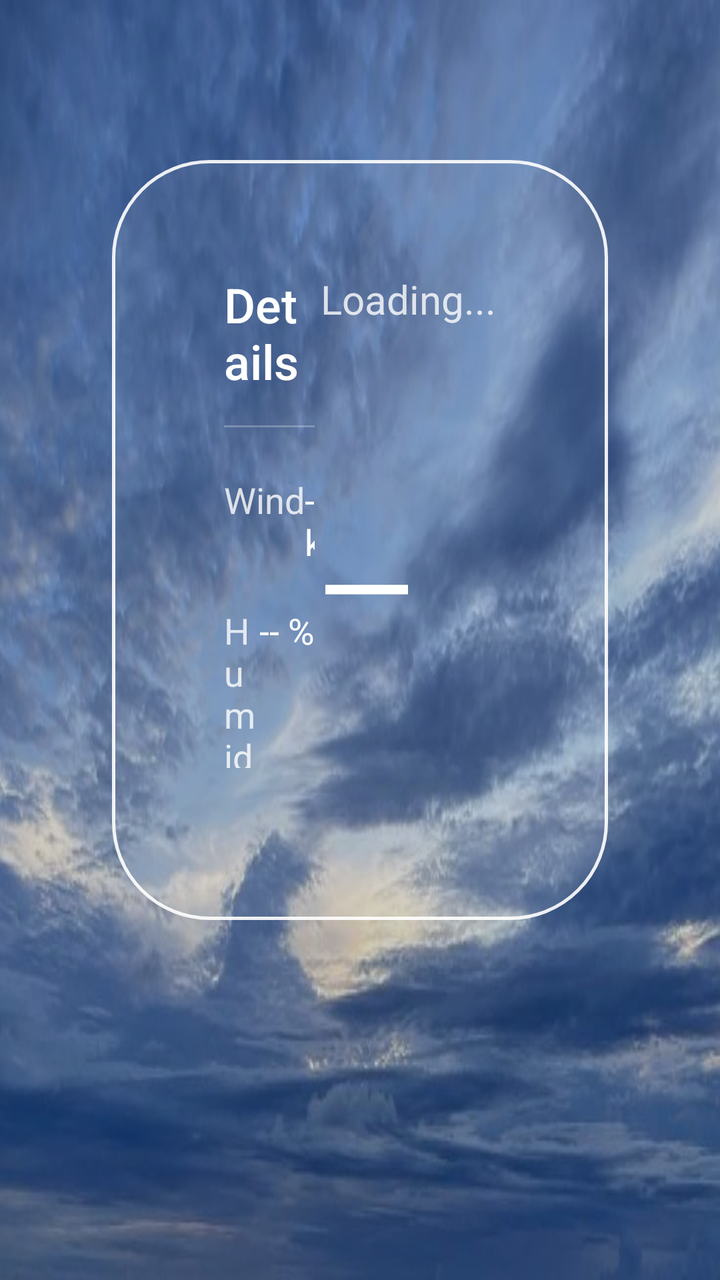
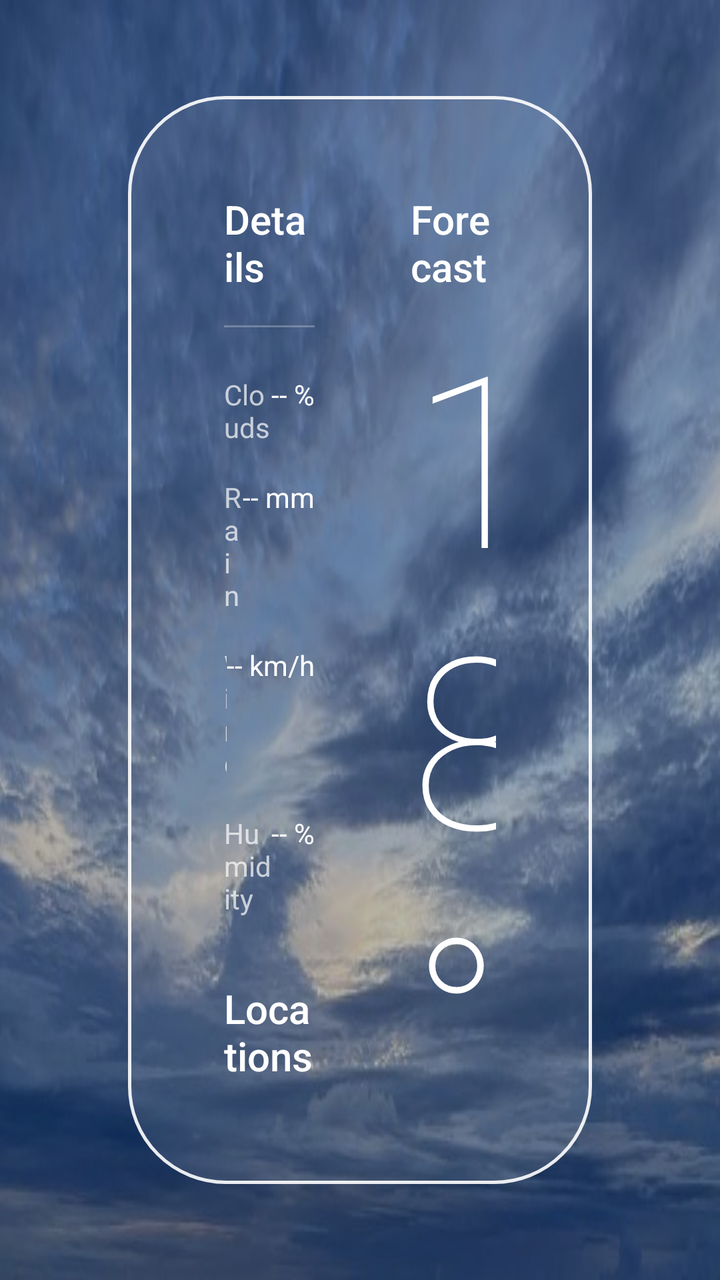

The first picture is an Android layout as it rendered before a commit; the second is the same layout after the commit. The layout source and the unified diff follow.
<!-- AndroidManifest.xml: application theme android:Theme.Material.NoActionBar -->
<!-- res/layout/activity_main.xml -->
<?xml version="1.0" encoding="utf-8"?>
<FrameLayout xmlns:android="http://schemas.android.com/apk/res/android"
    android:layout_width="match_parent" android:layout_height="match_parent" android:background="@drawable/bg_sky">
    <View android:layout_width="match_parent" android:layout_height="match_parent" android:background="#33000000" />
    <LinearLayout android:layout_width="match_parent" android:layout_height="match_parent"
        android:layout_marginStart="56dp" android:layout_marginEnd="56dp" android:layout_marginTop="80dp"
        android:layout_marginBottom="180dp" android:background="@drawable/glass_main_panel"
        android:orientation="horizontal" android:padding="56dp">
        <LinearLayout android:layout_width="0dp" android:layout_height="match_parent" android:layout_weight="1" android:orientation="vertical">
            <TextView android:layout_width="wrap_content" android:layout_height="wrap_content" android:text="Details" android:textColor="#FFFFFF" android:textSize="24sp" android:fontFamily="sans-serif-medium"/>
            <View android:layout_width="match_parent" android:layout_height="1dp" android:layout_marginTop="16dp" android:layout_marginBottom="24dp" android:background="#40FFFFFF"/>
            <LinearLayout android:layout_width="match_parent" android:layout_height="wrap_content" android:orientation="horizontal" android:layout_marginBottom="20dp">
                <TextView android:layout_width="0dp" android:layout_height="wrap_content" android:layout_weight="1" android:text="Wind" android:textColor="#CCFFFFFF" android:textSize="18sp"/>
                <TextView android:id="@+id/detail_wind" android:layout_width="wrap_content" android:layout_height="wrap_content" android:text="-- km/h" android:textColor="#FFFFFF" android:textSize="18sp"/>
            </LinearLayout>
            <LinearLayout android:layout_width="match_parent" android:layout_height="wrap_content" android:orientation="horizontal" android:layout_marginBottom="20dp">
                <TextView android:layout_width="0dp" android:layout_height="wrap_content" android:layout_weight="1" android:text="Humidity" android:textColor="#CCFFFFFF" android:textSize="18sp"/>
                <TextView android:id="@+id/detail_humidity" android:layout_width="wrap_content" android:layout_height="wrap_content" android:text="-- %" android:textColor="#FFFFFF" android:textSize="18sp"/>
            </LinearLayout>
        </LinearLayout>
        <LinearLayout android:layout_width="0dp" android:layout_height="match_parent" android:layout_weight="2" android:gravity="center_vertical|end" android:orientation="vertical">
            <TextView android:id="@+id/hero_condition" android:layout_width="wrap_content" android:layout_height="wrap_content" android:text="Loading..." android:textColor="#CCFFFFFF" android:textSize="20sp"/>
            <TextView android:id="@+id/hero_temp" android:layout_width="wrap_content" android:layout_height="wrap_content" android:text="--°" android:textColor="#FFFFFF" android:textSize="180sp" android:fontFamily="sans-serif-thin"/>
            <TextView android:id="@+id/hero_city" android:layout_width="wrap_content" android:layout_height="wrap_content" android:text="City" android:textColor="#FFFFFF" android:textSize="48sp" android:fontFamily="sans-serif-medium"/>
            <TextView android:id="@+id/hero_time" android:layout_width="wrap_content" android:layout_height="wrap_content" android:text="Monday 18:30" android:textColor="#B3FFFFFF" android:textSize="18sp"/>
        </LinearLayout>
    </LinearLayout>
    <HorizontalScrollView android:layout_width="match_parent" android:layout_height="wrap_content"
        android:layout_gravity="bottom" android:layout_marginBottom="48dp" android:paddingStart="56dp" android:paddingEnd="56dp" android:scrollbars="none" android:focusable="false">
        <LinearLayout android:id="@+id/daily_container" android:layout_width="wrap_content" android:layout_height="wrap_content" android:orientation="horizontal" />
    </HorizontalScrollView>
</FrameLayout>
<!-- resources referenced by this layout -->
<resources>
  <!-- drawable bg_sky: jpg bitmap (drawable, 35915 bytes) -->
  <!-- drawable glass_main_panel (drawable) -->
  <?xml version="1.0" encoding="utf-8"?>
  <shape xmlns:android="http://schemas.android.com/apk/res/android" android:shape="rectangle">
      <corners android:radius="48dp"/>
      <gradient android:angle="135" android:startColor="#20FFFFFF" android:centerColor="#08FFFFFF" android:endColor="#15FFFFFF"/>
      <stroke android:width="1.5dp" android:color="#E6FFFFFF"/>
  </shape>
</resources>

<!-- the commit's change to res/layout/activity_main.xml (unified diff, before → after) -->
@@ -1,32 +1,127 @@
 <?xml version="1.0" encoding="utf-8"?>
 <FrameLayout xmlns:android="http://schemas.android.com/apk/res/android"
-    android:layout_width="match_parent" android:layout_height="match_parent" android:background="@drawable/bg_sky">
-    <View android:layout_width="match_parent" android:layout_height="match_parent" android:background="#33000000" />
-    <LinearLayout android:layout_width="match_parent" android:layout_height="match_parent"
-        android:layout_marginStart="56dp" android:layout_marginEnd="56dp" android:layout_marginTop="80dp"
-        android:layout_marginBottom="180dp" android:background="@drawable/glass_main_panel"
-        android:orientation="horizontal" android:padding="56dp">
-        <LinearLayout android:layout_width="0dp" android:layout_height="match_parent" android:layout_weight="1" android:orientation="vertical">
-            <TextView android:layout_width="wrap_content" android:layout_height="wrap_content" android:text="Details" android:textColor="#FFFFFF" android:textSize="24sp" android:fontFamily="sans-serif-medium"/>
-            <View android:layout_width="match_parent" android:layout_height="1dp" android:layout_marginTop="16dp" android:layout_marginBottom="24dp" android:background="#40FFFFFF"/>
-            <LinearLayout android:layout_width="match_parent" android:layout_height="wrap_content" android:orientation="horizontal" android:layout_marginBottom="20dp">
-                <TextView android:layout_width="0dp" android:layout_height="wrap_content" android:layout_weight="1" android:text="Wind" android:textColor="#CCFFFFFF" android:textSize="18sp"/>
-                <TextView android:id="@+id/detail_wind" android:layout_width="wrap_content" android:layout_height="wrap_content" android:text="-- km/h" android:textColor="#FFFFFF" android:textSize="18sp"/>
+    android:layout_width="match_parent"
+    android:layout_height="match_parent"
+    android:background="@drawable/bg_sky">
+
+    <View
+        android:layout_width="match_parent"
+        android:layout_height="match_parent"
+        android:background="#50000000" />
+
+    <LinearLayout
+        android:layout_width="match_parent"
+        android:layout_height="match_parent"
+        android:layout_marginStart="64dp"
+        android:layout_marginEnd="64dp"
+        android:layout_marginTop="48dp"
+        android:layout_marginBottom="48dp"
+        android:background="@drawable/glass_main_panel"
+        android:orientation="horizontal"
+        android:padding="48dp">
+
+        
+        <LinearLayout
+            android:layout_width="0dp"
+            android:layout_height="match_parent"
+            android:layout_weight="1"
+            android:orientation="vertical">
+
+            <TextView android:layout_width="wrap_content" android:layout_height="wrap_content" android:text="Details" android:textColor="#FFFFFF" android:textSize="20sp" android:fontFamily="sans-serif-medium" />
+            <View android:layout_width="match_parent" android:layout_height="1dp" android:layout_marginTop="16dp" android:layout_marginBottom="24dp" android:background="#40FFFFFF" />
+
+            <LinearLayout android:layout_width="match_parent" android:layout_height="wrap_content" android:orientation="horizontal" android:layout_marginBottom="16dp">
+                <TextView android:layout_width="0dp" android:layout_height="wrap_content" android:layout_weight="1" android:text="Clouds" android:textColor="#B3FFFFFF" android:textSize="14sp"/>
+                <TextView android:id="@+id/detail_clouds" android:layout_width="wrap_content" android:layout_height="wrap_content" android:text="-- %" android:textColor="#FFFFFF" android:textSize="14sp"/>
             </LinearLayout>
-            <LinearLayout android:layout_width="match_parent" android:layout_height="wrap_content" android:orientation="horizontal" android:layout_marginBottom="20dp">
-                <TextView android:layout_width="0dp" android:layout_height="wrap_content" android:layout_weight="1" android:text="Humidity" android:textColor="#CCFFFFFF" android:textSize="18sp"/>
-                <TextView android:id="@+id/detail_humidity" android:layout_width="wrap_content" android:layout_height="wrap_content" android:text="-- %" android:textColor="#FFFFFF" android:textSize="18sp"/>
+
+            <LinearLayout android:layout_width="match_parent" android:layout_height="wrap_content" android:orientation="horizontal" android:layout_marginBottom="16dp">
+                <TextView android:layout_width="0dp" android:layout_height="wrap_content" android:layout_weight="1" android:text="Rain" android:textColor="#B3FFFFFF" android:textSize="14sp"/>
+                <TextView android:id="@+id/detail_rain" android:layout_width="wrap_content" android:layout_height="wrap_content" android:text="-- mm" android:textColor="#FFFFFF" android:textSize="14sp"/>
             </LinearLayout>
+
+            <LinearLayout android:layout_width="match_parent" android:layout_height="wrap_content" android:orientation="horizontal" android:layout_marginBottom="16dp">
+                <TextView android:layout_width="0dp" android:layout_height="wrap_content" android:layout_weight="1" android:text="Wind" android:textColor="#B3FFFFFF" android:textSize="14sp"/>
+                <TextView android:id="@+id/detail_wind" android:layout_width="wrap_content" android:layout_height="wrap_content" android:text="-- km/h" android:textColor="#FFFFFF" android:textSize="14sp"/>
+            </LinearLayout>
+
+            <LinearLayout android:layout_width="match_parent" android:layout_height="wrap_content" android:orientation="horizontal" android:layout_marginBottom="32dp">
+                <TextView android:layout_width="0dp" android:layout_height="wrap_content" android:layout_weight="1" android:text="Humidity" android:textColor="#B3FFFFFF" android:textSize="14sp"/>
+                <TextView android:id="@+id/detail_humidity" android:layout_width="wrap_content" android:layout_height="wrap_content" android:text="-- %" android:textColor="#FFFFFF" android:textSize="14sp"/>
+            </LinearLayout>
+
+            <TextView android:layout_width="wrap_content" android:layout_height="wrap_content" android:text="Locations" android:textColor="#FFFFFF" android:textSize="20sp" android:fontFamily="sans-serif-medium" />
+            <View android:layout_width="match_parent" android:layout_height="1dp" android:layout_marginTop="16dp" android:layout_marginBottom="16dp" android:background="#40FFFFFF" />
+            <TextView android:layout_width="wrap_content" android:layout_height="wrap_content" android:text="Los Angeles" android:textColor="#80FFFFFF" android:textSize="14sp" android:layout_marginBottom="12dp"/>
+            <TextView android:layout_width="wrap_content" android:layout_height="wrap_content" android:text="London" android:textColor="#80FFFFFF" android:textSize="14sp" android:layout_marginBottom="12dp"/>
+            <TextView android:layout_width="wrap_content" android:layout_height="wrap_content" android:text="Milan" android:textColor="#80FFFFFF" android:textSize="14sp" android:layout_marginBottom="12dp"/>
+            <TextView android:layout_width="wrap_content" android:layout_height="wrap_content" android:text="Tokyo" android:textColor="#80FFFFFF" android:textSize="14sp" />
         </LinearLayout>
-        <LinearLayout android:layout_width="0dp" android:layout_height="match_parent" android:layout_weight="2" android:gravity="center_vertical|end" android:orientation="vertical">
-            <TextView android:id="@+id/hero_condition" android:layout_width="wrap_content" android:layout_height="wrap_content" android:text="Loading..." android:textColor="#CCFFFFFF" android:textSize="20sp"/>
-            <TextView android:id="@+id/hero_temp" android:layout_width="wrap_content" android:layout_height="wrap_content" android:text="--°" android:textColor="#FFFFFF" android:textSize="180sp" android:fontFamily="sans-serif-thin"/>
-            <TextView android:id="@+id/hero_city" android:layout_width="wrap_content" android:layout_height="wrap_content" android:text="City" android:textColor="#FFFFFF" android:textSize="48sp" android:fontFamily="sans-serif-medium"/>
-            <TextView android:id="@+id/hero_time" android:layout_width="wrap_content" android:layout_height="wrap_content" android:text="Monday 18:30" android:textColor="#B3FFFFFF" android:textSize="18sp"/>
+
+        
+        <LinearLayout
+            android:layout_width="0dp"
+            android:layout_height="match_parent"
+            android:layout_weight="2"
+            android:orientation="vertical"
+            android:paddingStart="48dp">
+
+            <TextView android:layout_width="wrap_content" android:layout_height="wrap_content" android:text="Forecast" android:textColor="#FFFFFF" android:textSize="20sp" android:fontFamily="sans-serif-medium" />
+
+            <TextView
+                android:id="@+id/hero_temp"
+                android:layout_width="wrap_content"
+                android:layout_height="wrap_content"
+                android:text="18°"
+                android:textColor="#FFFFFF"
+                android:textSize="120sp"
+                android:fontFamily="sans-serif-thin"
+                android:includeFontPadding="false"
+                android:layout_marginTop="16dp"/>
+
+            <LinearLayout
+                android:layout_width="match_parent"
+                android:layout_height="wrap_content"
+                android:orientation="horizontal"
+                android:gravity="bottom"
+                android:layout_marginTop="16dp">
+                
+                <TextView
+                    android:id="@+id/hero_city"
+                    android:layout_width="wrap_content"
+                    android:layout_height="wrap_content"
+                    android:text="Seattle"
+                    android:textColor="#FFFFFF"
+                    android:textSize="32sp"
+                    android:fontFamily="sans-serif-medium"/>
+                    
+                <LinearLayout
+                    android:layout_width="wrap_content"
+                    android:layout_height="wrap_content"
+                    android:orientation="vertical"
+                    android:layout_marginStart="16dp">
+                    <TextView android:id="@+id/hero_time" android:layout_width="wrap_content" android:layout_height="wrap_content" android:text="18:30 - Monday" android:textColor="#99FFFFFF" android:textSize="12sp"/>
+                    <TextView android:id="@+id/hero_condition" android:layout_width="wrap_content" android:layout_height="wrap_content" android:text="Rainy" android:textColor="#B3FFFFFF" android:textSize="14sp"/>
+                </LinearLayout>
+            </LinearLayout>
+
+            <Space android:layout_width="match_parent" android:layout_height="0dp" android:layout_weight="1" />
+
+            <TextView android:layout_width="wrap_content" android:layout_height="wrap_content" android:text="7-DAY FORECAST" android:textColor="#B3FFFFFF" android:textSize="12sp" android:letterSpacing="0.15" android:layout_marginBottom="12dp"/>
+
+            <HorizontalScrollView
+                android:layout_width="match_parent"
+                android:layout_height="wrap_content"
+                android:clipToPadding="false"
+                android:focusable="false"
+                android:scrollbars="none">
+                <LinearLayout
+                    android:id="@+id/daily_container"
+                    android:layout_width="wrap_content"
+                    android:layout_height="wrap_content"
+                    android:orientation="horizontal" />
+            </HorizontalScrollView>
+
         </LinearLayout>
     </LinearLayout>
-    <HorizontalScrollView android:layout_width="match_parent" android:layout_height="wrap_content"
-        android:layout_gravity="bottom" android:layout_marginBottom="48dp" android:paddingStart="56dp" android:paddingEnd="56dp" android:scrollbars="none" android:focusable="false">
-        <LinearLayout android:id="@+id/daily_container" android:layout_width="wrap_content" android:layout_height="wrap_content" android:orientation="horizontal" />
-    </HorizontalScrollView>
 </FrameLayout>
